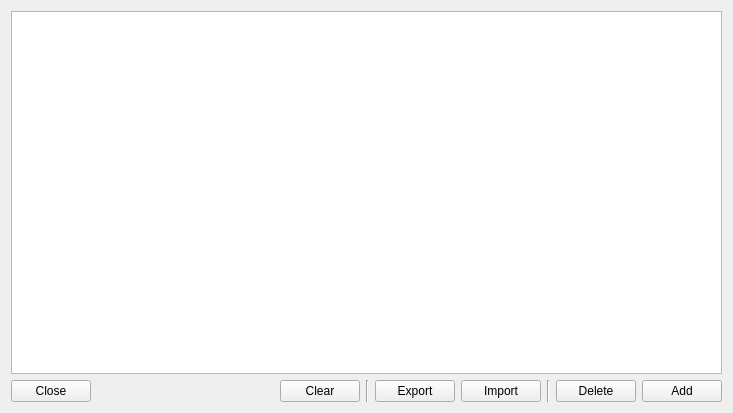
Above: src/debuggers/debugger/input/datapreset/SAKInputDataPreset.ui from x-tools-author/x-tools before the change. Below: the same form after it.
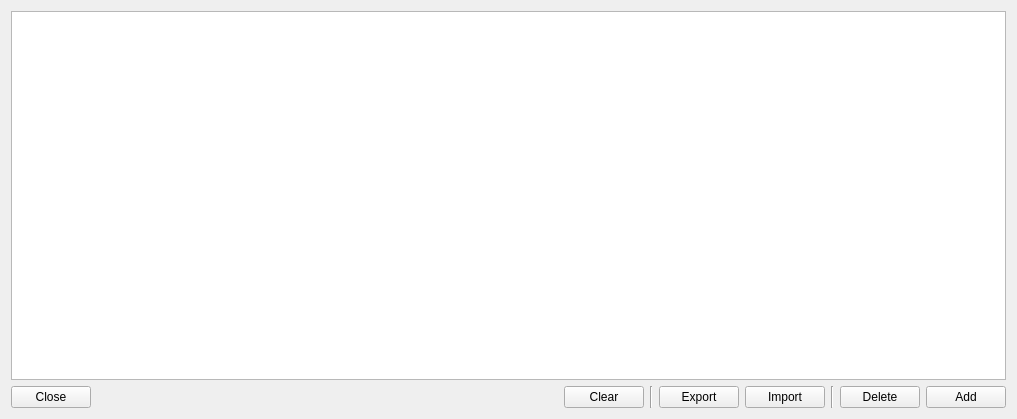
That is the form after the change.

What changed in the file:
```diff
--- a/src/debuggers/debugger/input/datapreset/SAKInputDataPreset.ui
+++ b/src/debuggers/debugger/input/datapreset/SAKInputDataPreset.ui
@@ -6,8 +6,8 @@
    <rect>
     <x>0</x>
     <y>0</y>
-    <width>733</width>
-    <height>413</height>
+    <width>1017</width>
+    <height>419</height>
    </rect>
   </property>
   <property name="windowTitle">
```
